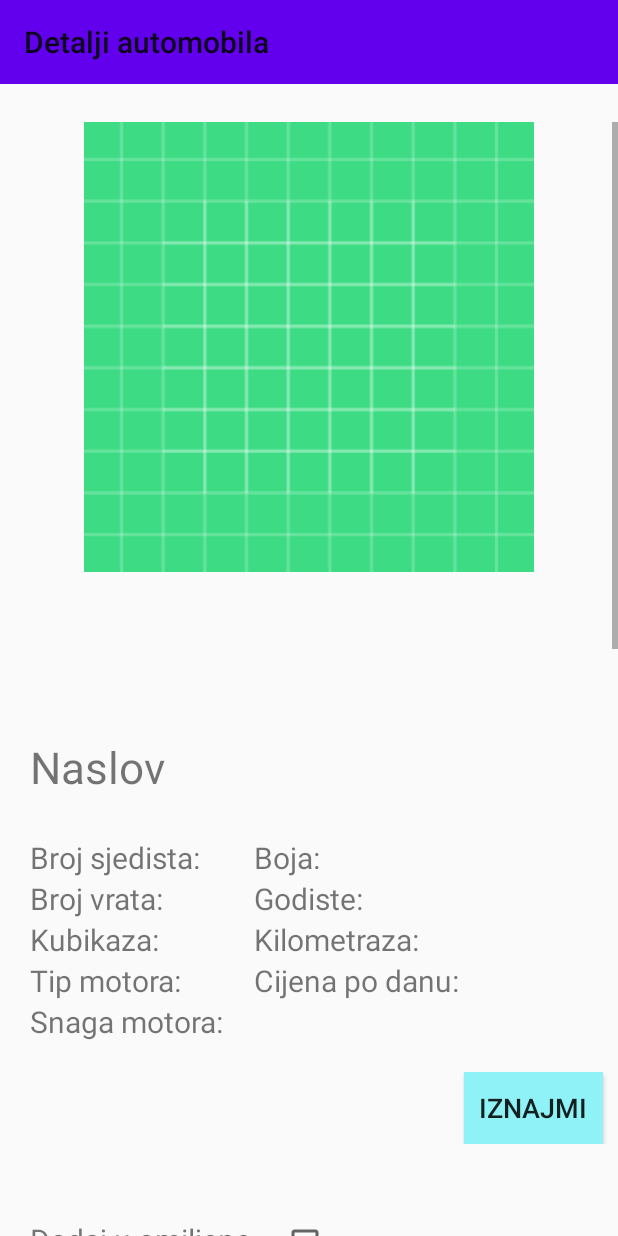
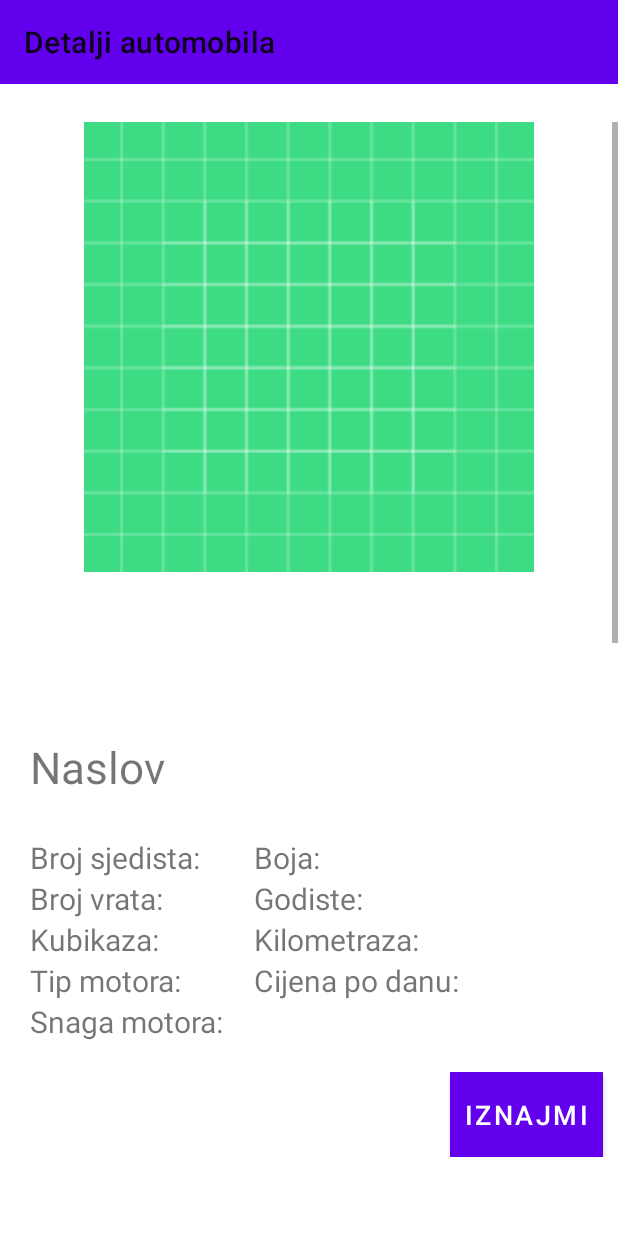
Before and after one commit to jovan996/RentACar, an Android app: the DetailViewActivity screen opened directly, with no data from a screen before it, on a phone screen of 412 x 824 dp. Run offline under Robolectric (Android 15) with nearby library versions, the phone set to English and light mode, and no system bars; our stand-ins replace ButterKnife; libraries missing offline, so code that uses them is left out: com.mikepenz.materialdrawer; 8 statements that could not run were skipped.

Commit message:
uradjena tema

```diff
--- a/app/build.gradle
+++ b/app/build.gradle
@@ -40,6 +40,8 @@ dependencies {
     implementation 'com.android.support:appcompat-v7:28..0'
     implementation 'com.android.support.constraint:constraint-layout:1.1.3'
     implementation 'com.android.support:design:28.0.0'
+    implementation 'androidx.appcompat:appcompat:1.2.0-beta01'
+    implementation 'androidx.appcompat:appcompat-resources:1.2.0-beta01'
     implementation 'android.arch.navigation:navigation-fragment:1.0.0'
     implementation 'android.arch.navigation:navigation-ui:1.0.0'
     implementation 'androidx.appcompat:appcompat:1.1.0'
@@ -58,4 +60,6 @@ dependencies {
     debugImplementation 'com.amitshekhar.android:debug-db:1.0.6'
     implementation 'com.facebook.stetho:stetho:1.3.1'
     implementation 'com.facebook.stetho:stetho-okhttp3:1.3.1'
+    implementation 'com.google.android.material:material:1.2.0-alpha06'
+
 }
--- a/app/src/main/java/com/example/rentacar/utils/DrawerUtil.java
+++ b/app/src/main/java/com/example/rentacar/utils/DrawerUtil.java
@@ -2,8 +2,10 @@ package com.example.rentacar.utils;
 
 import android.app.Activity;
 import android.content.Intent;
+import android.graphics.Color;
 import android.view.View;
 
+import androidx.appcompat.app.AppCompatDelegate;
 import androidx.appcompat.widget.Toolbar;
 
 import com.example.rentacar.Aktivnosti.LoginActivity;
@@ -28,7 +30,13 @@ public class DrawerUtil {
                 .withName(R.string.manage_player).withIcon(R.drawable.ic_menu_camera);
         PrimaryDrawerItem drawerItemManagePlayersTournaments = new PrimaryDrawerItem()
                 .withIdentifier(2).withName(R.string.tournament).withIcon(R.drawable.ic_menu_gallery);*/
-
+//        int textColor;
+//        int backgroundColor;
+//        switch (AppCompatDelegate.getDefaultNightMode()){
+//            case AppCompatDelegate.MODE_NIGHT_YES:
+//                backgroundColor= 121212;
+//
+//        }
         PrimaryDrawerItem drawerItemPocetna = new PrimaryDrawerItem().withIdentifier(1)
                 .withName(R.string.pocetna).withIcon(R.drawable.ic_home_black_24dp);
         PrimaryDrawerItem drawerItemPrijava = new PrimaryDrawerItem().withIdentifier(2)
@@ -84,6 +92,8 @@ public class DrawerUtil {
                             return true;
                         }
                     })
+                    .withSliderBackgroundColor(Color.LTGRAY)
+
                     .build();
         }
         else {
@@ -125,7 +135,9 @@ public class DrawerUtil {
                             return true;
                         }
                     })
+
                     .build();
+
         }
     }
 }
--- a/app/src/main/res/values/styles.xml
+++ b/app/src/main/res/values/styles.xml
@@ -1,13 +1,14 @@
 <resources>
 
     <!-- Base application theme. -->
-    <style name="AppTheme" parent="Theme.AppCompat.Light.DarkActionBar">
+    <style name="AppTheme" parent="Theme.MaterialComponents.DayNight">
         <!-- Customize your theme here. -->
-        <item name="colorPrimary">@color/colorPrimary</item>
-        <item name="colorPrimaryDark">@color/colorPrimaryDark</item>
-        <item name="colorAccent">#03DAC5</item>
+<!--        <item name="colorPrimary">@color/colorPrimary</item>-->
+<!--        <item name="colorPrimaryDark">@color/colorPrimaryDark</item>-->
+<!--        <item name="colorAccent">#03DAC5</item>-->
         <item name="windowActionBar">false</item>
         <item name="windowNoTitle">true</item>
+
     </style>
 
     <style name="AppTheme.NoActionBar">
@@ -19,4 +20,5 @@
 
     <style name="AppTheme.PopupOverlay" parent="ThemeOverlay.AppCompat.Light" />
 
+
 </resources>
--- /dev/null
+++ b/app/src/main/res/values/themes.xml
@@ -0,0 +1,6 @@
+<?xml version="1.0" encoding="utf-8"?>
+<resources>
+<!--    <style name="AppTheme" parent="Theme.MaterialComponents.DayNight">-->
+<!--        &lt;!&ndash; ... &ndash;&gt;-->
+<!--    </style>-->
+</resources>
--- a/build.gradle
+++ b/build.gradle
@@ -10,7 +10,6 @@ buildscript {
     dependencies {
         classpath 'com.android.tools.build:gradle:3.6.2'
 
-
         // NOTE: Do not place your application dependencies here; they belong
         // in the individual module build.gradle files
     }
@@ -22,6 +21,7 @@ allprojects {
         jcenter()
 
     }
+
 }
 
 task clean(type: Delete) {
```
Also changed, not shown: app/src/main/java/com/example/rentacar/Aktivnosti/SettingsActivity.java (+20 -2 lines).
